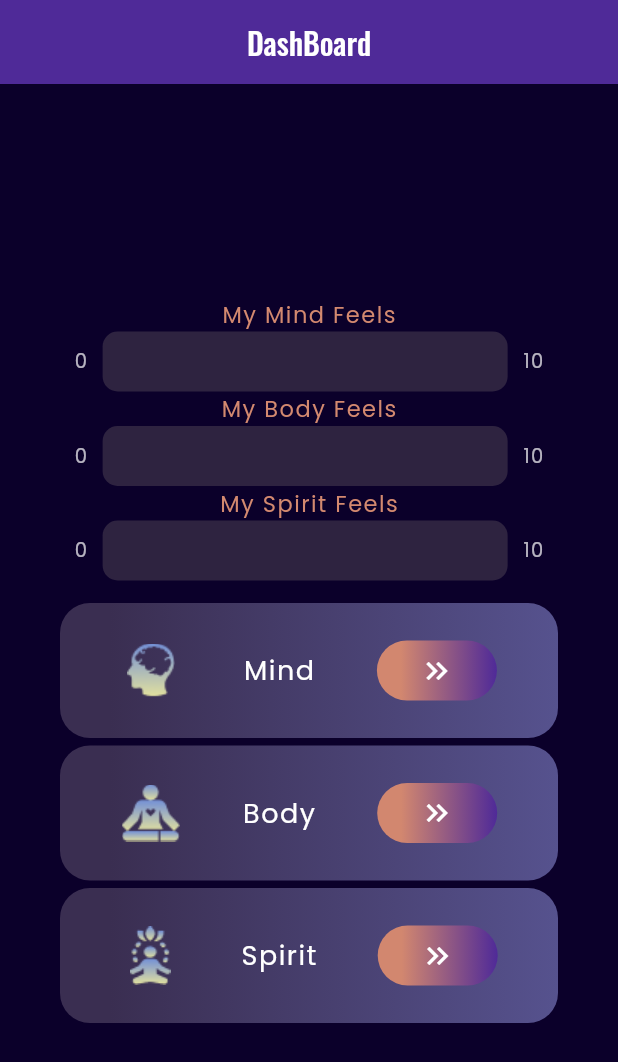
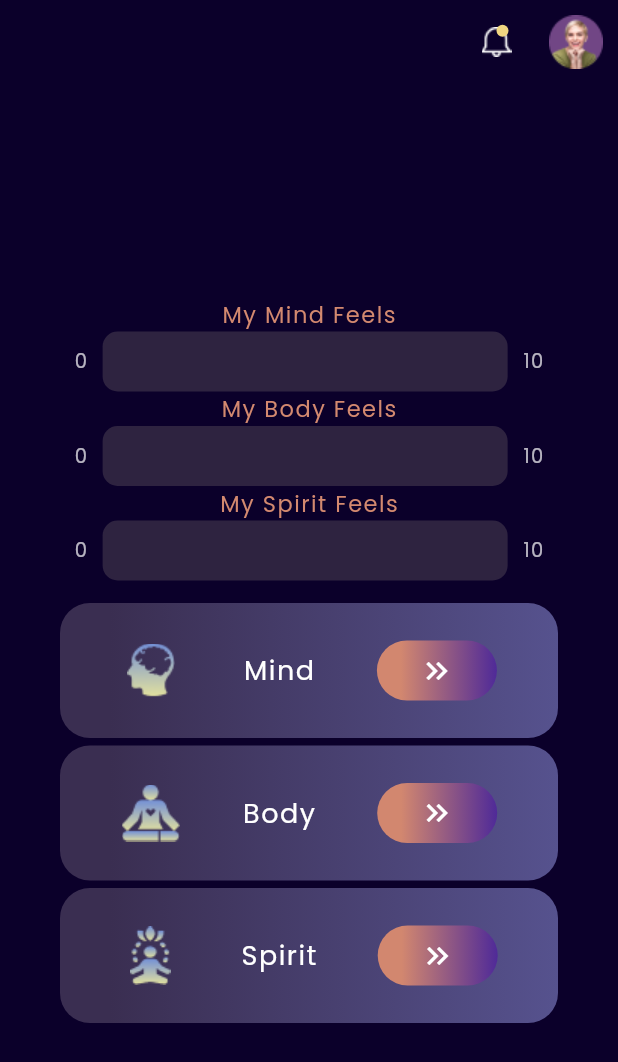
Before and after one commit to SparkoSol/be_ready_app, a Flutter app: the HomePage screen opened directly, on a phone screen of 412 x 824 dp. Shown: the top 1062 px of the screen. Run offline on Flutter 3.47's test engine with Material 2 defaults, Android fonts, the phone set to English and light mode, and no system bars; our stand-ins replace google_fonts; missing offline and left inert: reusables.

Commit message:
Appbar widget

```diff
--- a/lib/src/base/assets.dart
+++ b/lib/src/base/assets.dart
@@ -19,4 +19,6 @@ class AppAssets {
   static const atomIcon = '$_path/atom.png';
   static const deltaIcon = '$_path/delta.png';
   static const starIcon = '$_path/star.png';
+  static const bellIcon = '$_path/bell_icon.png';
+  static const user = '$_path/user.png';
 }
--- a/lib/src/components/auth/sign_in_page.dart
+++ b/lib/src/components/auth/sign_in_page.dart
@@ -6,6 +6,7 @@ import 'package:be_ready_app/src/components/auth/widget/auth_text_span_widget.da
 import 'package:be_ready_app/src/components/auth/widget/auth_title_widget.dart';
 import 'package:be_ready_app/src/components/auth/widget/or_widget.dart';
 import 'package:be_ready_app/src/components/auth/widget/social_auth_button.dart';
+import 'package:be_ready_app/src/components/home/home_page.dart';
 import 'package:be_ready_app/src/widgets/app_button_widget.dart';
 import 'package:be_ready_app/src/widgets/app_text_field.dart';
 import 'package:be_ready_app/src/widgets/background_image_widget.dart';
@@ -81,6 +82,7 @@ class _SignInPageState extends State<SignInPage> {
                 AppButtonWidget(
                   onPressed: () {
                     FocusScope.of(context).unfocus();
+                    AppNavigation.navigateRemoveUntil(context, HomePage());
                   },
                   child: const AuthButtonTitleWidget(title: 'SIGN IN'),
                 ),
--- a/lib/src/components/home/home_page.dart
+++ b/lib/src/components/home/home_page.dart
@@ -1,4 +1,5 @@
 import 'package:be_ready_app/src/base/assets.dart';
+import 'package:be_ready_app/src/widgets/app_bar_widget.dart';
 import 'package:be_ready_app/src/widgets/beUniverse_tile_widget.dart';
 import 'package:be_ready_app/src/widgets/custom_slider_widget.dart';
 import 'package:flutter/material.dart';
@@ -10,10 +11,7 @@ class HomePage extends StatelessWidget {
   Widget build(BuildContext context) {
     return Scaffold(
       backgroundColor: const Color(0xff0b002a),
-      appBar: AppBar(
-        title: const Text('DashBoard'),
-        backgroundColor: const Color(0xFF4F2A98),
-      ),
+      appBar: AppBarWidget(),
       body: Center(
         child: Column(
           mainAxisAlignment: MainAxisAlignment.center,
--- /dev/null
+++ b/lib/src/widgets/app_bar_widget.dart
@@ -0,0 +1,53 @@
+import 'package:be_ready_app/src/base/assets.dart';
+import 'package:flutter/material.dart';
+
+class AppBarWidget extends StatelessWidget implements PreferredSize {
+  AppBarWidget({
+    Key? key,
+    this.showNotificationDot = true,
+    this.isCenterTitle = true,
+  }) : super(key: key);
+
+  final bool showNotificationDot;
+  final bool isCenterTitle;
+
+  @override
+  Widget build(BuildContext context) {
+    return AppBar(
+      centerTitle: isCenterTitle,
+      actions: [
+        Padding(
+          padding: const EdgeInsets.only(right: 15),
+          child: Stack(
+            children: [
+              Center(child: Image.asset(AppAssets.bellIcon)),
+              if (showNotificationDot)
+                Positioned(
+                  right: 2,
+                  top: -15,
+                  bottom: 0,
+                  child: Container(
+                    height: 8,
+                    width: 8,
+                    decoration: const BoxDecoration(
+                      color: Color(0xFFF1D681),
+                      shape: BoxShape.circle,
+                    ),
+                  ),
+                ),
+            ],
+          ),
+        ),
+        Image.asset(AppAssets.user),
+      ],
+    );
+  }
+
+  final _appBar = AppBar();
+
+  @override
+  Widget get child => _appBar;
+
+  @override
+  Size get preferredSize => _appBar.preferredSize;
+}
```
Also changed, not shown: assets/images/bell_icon.png (added), assets/images/user.png (added).
